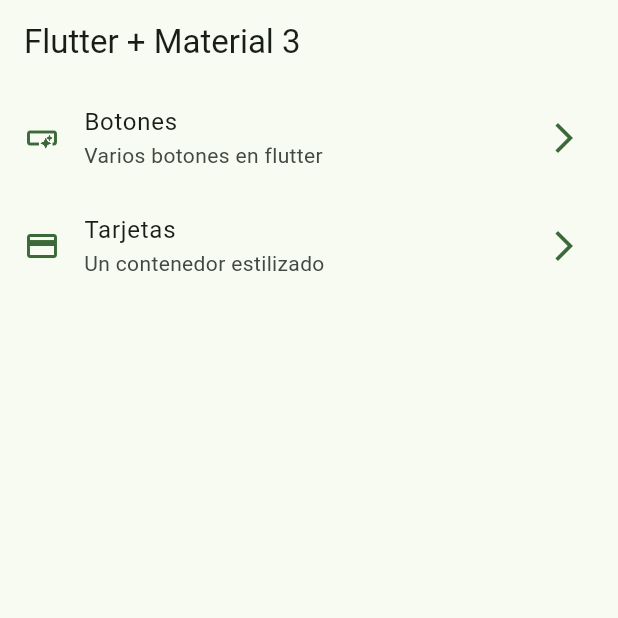
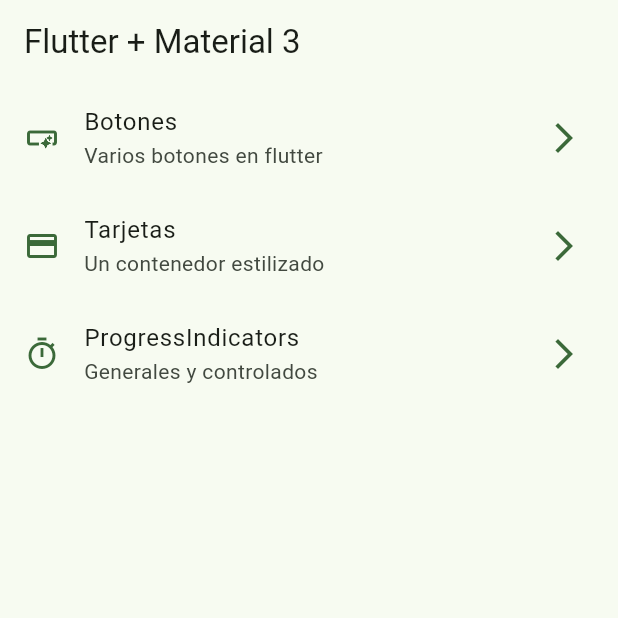
Before and after one commit to elmerjacobo97/widgets-app, a Flutter app: the screen it shows after launch, on a phone screen of 412 x 824 dp, the top half of it. Run offline on Flutter 3.47's test engine with Material 2 defaults, Android fonts, the phone set to English and light mode, and no system bars; our stand-ins replace go_router; missing offline and left inert: dart:ffi.

Commit message:
progress indicator finished

```diff
--- a/lib/config/menu/menu_items.dart
+++ b/lib/config/menu/menu_items.dart
@@ -25,5 +25,11 @@ const appMenuItems = <MenuItem>[
     subTitle: 'Un contenedor estilizado',
     link: '/cards',
     icon: Icons.credit_card,
+  ),
+  MenuItem(
+    title: 'ProgressIndicators',
+    subTitle: 'Generales y controlados',
+    link: '/progress',
+    icon: Icons.timer_outlined,
   )
 ];
--- a/lib/config/router/app_router.dart
+++ b/lib/config/router/app_router.dart
@@ -16,5 +16,10 @@ final appRouter = GoRouter(initialLocation: '/', routes: [
     path: '/cards',
     name: CardsScreen.routeName,
     builder: (context, state) => const CardsScreen(),
+  ),
+  GoRoute(
+    path: '/progress',
+    name: ProgressScreen.routeName,
+    builder: (context, state) => const ProgressScreen(),
   )
 ]);
```
Also changed, not shown: lib/presentation/screens/progress/progress_screen.dart (+77 -1 lines).
